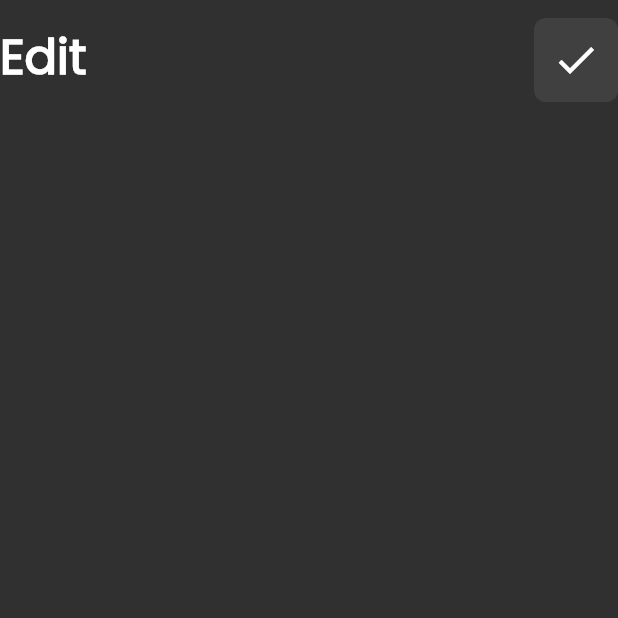
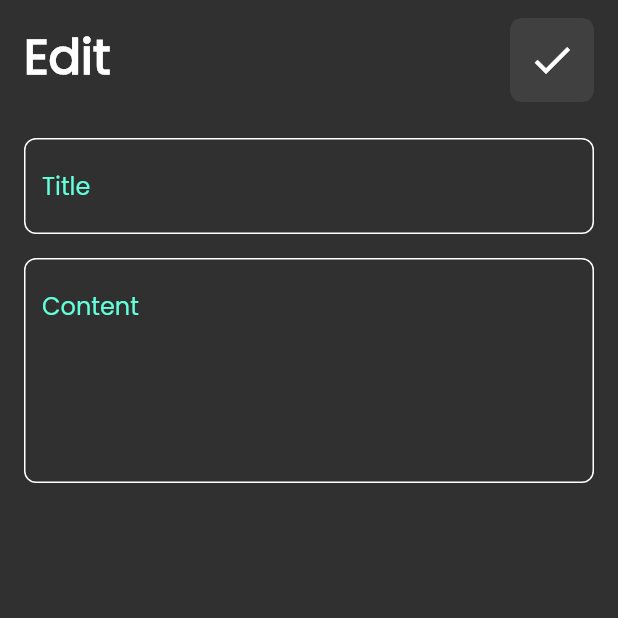
Before and after one commit to osamaahmedalsharabi/new_repo, a Flutter app: the EditView screen opened directly, on a phone screen of 412 x 824 dp, the top half of it. Run offline on Flutter 3.47's test engine with Material 3 defaults, Android fonts, the phone set to English and light mode, and no system bars.

Commit message:
finish with body of edit view

```diff
--- a/lib/views/widgets/body_edit_view.dart
+++ b/lib/views/widgets/body_edit_view.dart
@@ -1,4 +1,5 @@
 import 'package:fifth_note_app/views/widgets/custom_app_bar_widget.dart';
+import 'package:fifth_note_app/views/widgets/custom_text_field.dart';
 import 'package:flutter/material.dart';
 
 class BodyEditView extends StatelessWidget {
@@ -6,13 +7,24 @@ class BodyEditView extends StatelessWidget {
 
   @override
   Widget build(BuildContext context) {
-    return const Column(
-      children: [
-        CustomAppBarWidget(
-          title: "Edit",
-          icon: Icons.done,
-        )
-      ],
+    return const Padding(
+      padding: EdgeInsets.symmetric(horizontal: 16.0),
+      child: Column(
+        children: [
+          CustomAppBarWidget(
+            title: "Edit",
+            icon: Icons.done,
+          ),
+          Padding(
+            padding: EdgeInsets.symmetric(vertical: 16.0),
+            child: CustomTextField(hintText: "Title"),
+          ),
+          CustomTextField(
+            hintText: "Content",
+            maxLines: 5,
+          ),
+        ],
+      ),
     );
   }
 }
```
